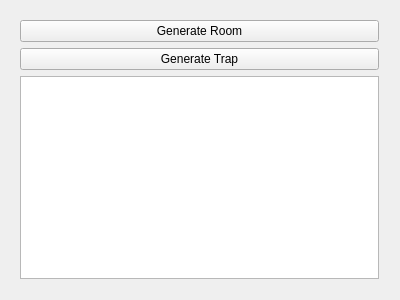
This is mainwindow.ui in erickveil/UndermountainRooms as Qt 5 draws it before an edit. The edited form follows.
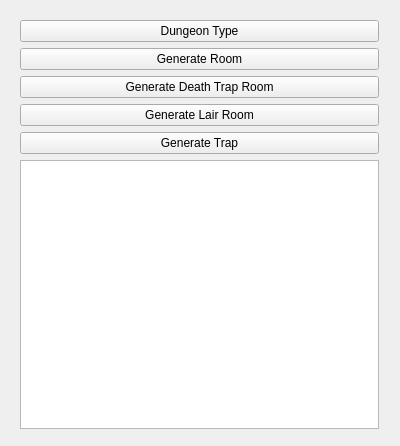
This is the edited form.

Commit message: Added dungeon type generator and maze dungeon rooms

Diff of the .ui file:
```diff
--- a/mainwindow.ui
+++ b/mainwindow.ui
@@ -7,7 +7,7 @@
     <x>0</x>
     <y>0</y>
     <width>400</width>
-    <height>300</height>
+    <height>446</height>
    </rect>
   </property>
   <property name="windowTitle">
@@ -20,10 +20,17 @@
       <x>9</x>
       <y>9</y>
       <width>381</width>
-      <height>281</height>
+      <height>431</height>
      </rect>
     </property>
     <layout class="QVBoxLayout" name="verticalLayout">
+     <item>
+      <widget class="QPushButton" name="dunType">
+       <property name="text">
+        <string>Dungeon Type</string>
+       </property>
+      </widget>
+     </item>
      <item>
       <widget class="QPushButton" name="genRoom">
        <property name="text">
@@ -31,6 +38,20 @@
        </property>
       </widget>
      </item>
+     <item>
+      <widget class="QPushButton" name="genDeath">
+       <property name="text">
+        <string>Generate Death Trap Room</string>
+       </property>
+      </widget>
+     </item>
+     <item>
+      <widget class="QPushButton" name="genLair">
+       <property name="text">
+        <string>Generate Lair Room</string>
+       </property>
+      </widget>
+     </item>
      <item>
       <widget class="QPushButton" name="genTrap">
        <property name="text">
```
The commit also changes 5 other files.
